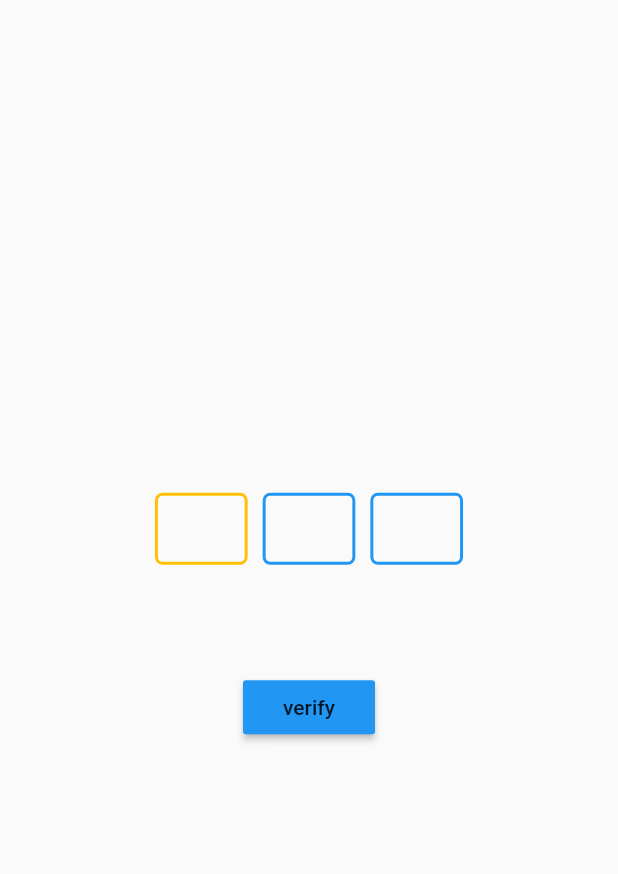
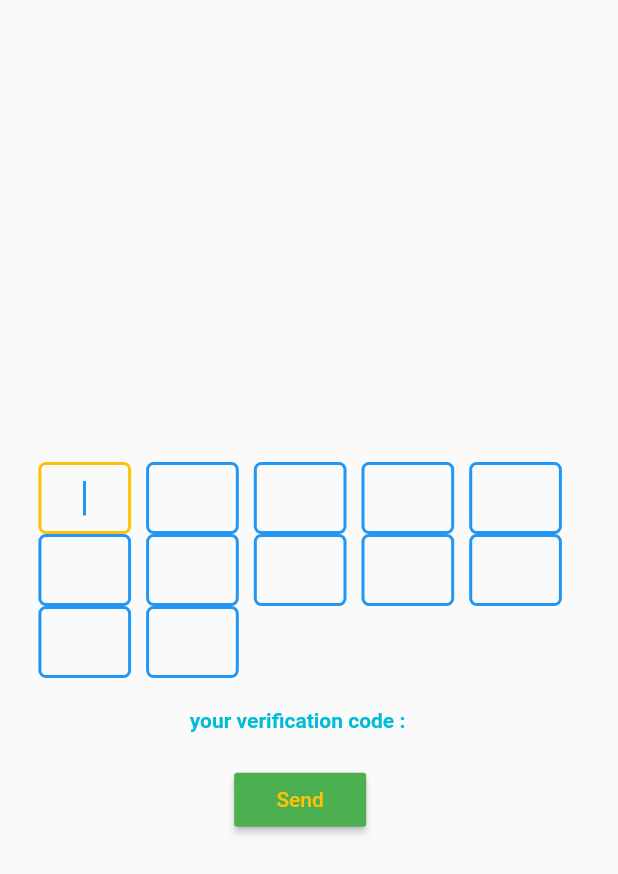
Before and after one commit to AhkamKhalaaf/otp_sample, a Flutter app: the screen it shows after launch, on a phone screen of 412 x 824 dp. Shown: the top 874 px of the screen. Run offline on Flutter 3.47's test engine with Material 2 defaults, Android fonts, the phone set to English and light mode, and no system bars.

Commit message:
more custmizable

```diff
--- a/lib/main.dart
+++ b/lib/main.dart
@@ -1,5 +1,5 @@
 import 'package:flutter/material.dart';
-import 'views/home_page.dart';
+import 'otp_view/home_page.dart';
 
 void main() {
   runApp(const MyApp());
@@ -7,6 +7,7 @@ void main() {
 
 class MyApp extends StatelessWidget {
   const MyApp({Key? key}) : super(key: key);
+
   @override
   Widget build(BuildContext context) {
     return MaterialApp(
@@ -14,7 +15,7 @@ class MyApp extends StatelessWidget {
       theme: ThemeData(
         primarySwatch: Colors.blue,
       ),
-      home:const HomePage(),
+      home: const HomePage(),
     );
   }
 }
--- /dev/null
+++ b/lib/otp_view/home_page.dart
@@ -0,0 +1,29 @@
+import 'package:flutter/material.dart';
+import 'opt_form_ui.dart';
+
+class HomePage extends StatelessWidget {
+  const HomePage({Key? key}) : super(key: key);
+
+  @override
+  Widget build(BuildContext context) {
+    return Scaffold(
+      resizeToAvoidBottomInset: true,
+      body: OptFormUi(
+        numberDigits: 12,
+        backGroundColor: Colors.transparent,
+        borderRadius: 5.0,
+        enabledColorBorder: Colors.blue,
+        focusColorBorder: Colors.amber,
+        textColorVerifyButton: Colors.amber,
+        verifyText: 'Send',
+        backColorVerifyButton: Colors.green,
+        formValueColor: Colors.deepPurpleAccent,
+        textFormValueHintColor: Colors.cyan,
+        textFormValueHint: 'your verification code : ',
+        buttonAction: () {
+          print('helllo');
+        },
+      ),
+    );
+  }
+}
--- /dev/null
+++ b/lib/otp_view/opt_form_ui.dart
@@ -0,0 +1,148 @@
+import 'package:flutter/material.dart';
+import 'otp_text_field.dart';
+
+class OptFormUi extends StatefulWidget {
+  const OptFormUi(
+      {Key? key,
+      required this.numberDigits,
+      this.labelColor = Colors.black,
+      this.backGroundColor = Colors.white,
+      required this.enabledColorBorder,
+      required this.focusColorBorder,
+      required this.borderRadius,
+      this.verifyText = 'Verify',
+      this.backColorVerifyButton = Colors.blue,
+      this.textColorVerifyButton = Colors.white,
+      this.textFormValueHint = '',
+      this.formValueColor = Colors.black,
+      this.textFormValueHintColor = Colors.black,
+      required this.buttonAction})
+      : super(key: key);
+  final int numberDigits;
+  final Color focusColorBorder;
+  final Color enabledColorBorder;
+  final Color backGroundColor;
+  final double borderRadius;
+  final Color labelColor;
+  final String verifyText;
+  final Color backColorVerifyButton;
+  final Color textColorVerifyButton;
+  final Color formValueColor;
+  final String textFormValueHint;
+  final Color textFormValueHintColor;
+  final Function buttonAction;
+
+  @override
+  State<OptFormUi> createState() => _OptFormUiState();
+}
+
+class _OptFormUiState extends State<OptFormUi> {
+  List<TextEditingController> keysController = [];
+  List<FocusNode> focusNodes = [];
+  String valueText = '';
+  final formKey = GlobalKey<FormState>();
+
+  initFormControl(int numberDigits) {
+    for (int i = 0; i < numberDigits; i++) {
+      var focusNode$i = FocusNode();
+      keysController.add(TextEditingController());
+      focusNodes.add(focusNode$i);
+    }
+  }
+
+  @override
+  void initState() {
+    // TODO: implement initState
+    super.initState();
+    initFormControl(widget.numberDigits);
+  }
+
+  @override
+  Widget build(BuildContext context) {
+    Size sizeScreen = MediaQuery.of(context).size;
+    return Container(
+      padding: EdgeInsets.only(
+          left: sizeScreen.width * 0.05,
+          right: sizeScreen.width * 0.05,
+          top: sizeScreen.width * 0.1,
+          bottom: MediaQuery.of(context).viewInsets.bottom),
+      child: Column(
+        mainAxisSize: MainAxisSize.max,
+        mainAxisAlignment: MainAxisAlignment.center,
+        crossAxisAlignment: CrossAxisAlignment.center,
+        children: [
+          Form(
+            key: formKey,
+            child: Wrap(
+              children: List<Widget>.generate(widget.numberDigits, (index) {
+                return OtpTextField(
+                    backGroundColor: widget.backGroundColor,
+                    nextFocusNode: index == widget.numberDigits - 1
+                        ? FocusNode()
+                        : focusNodes[index + 1],
+                    ownFocusNode: focusNodes[index],
+                    labelColor: widget.labelColor,
+                    textEditingController: keysController[index],
+                    context: context,
+                    //isFirst: index == 0 ? true : false,
+                    autoFocus: index == 0 ? true : false,
+                    borderRadius: widget.borderRadius,
+                    enabledColorBorder: widget.enabledColorBorder,
+                    focusColorBorder: widget.focusColorBorder,
+                    //   isLast: index == widget.numberDigits - 1 ? true : false,
+                    sizeScreen: sizeScreen);
+              }),
+            ),
+          ),
+          SizedBox(
+            height: sizeScreen.width * 0.05,
+          ),
+          RichText(
+            text: TextSpan(
+              text: widget.textFormValueHint,
+              style: TextStyle(
+                  color: widget.textFormValueHintColor,
+                  fontWeight: FontWeight.bold),
+              children: <TextSpan>[
+                TextSpan(
+                    text: valueText,
+                    style: TextStyle(
+                        fontWeight: FontWeight.bold,
+                        color: widget.formValueColor,
+                        letterSpacing: 2.0)),
+              ],
+            ),
+          ),
+          SizedBox(
+            height: sizeScreen.width * 0.05,
+          ),
+          MaterialButton(
+            color: widget.backColorVerifyButton,
+            onPressed: () {
+              findValueOfOtp();
+            },
+            child: Text(
+              widget.verifyText,
+              style: TextStyle(color: widget.textColorVerifyButton),
+            ),
+          )
+        ],
+      ),
+    );
+  }
+
+  findValueOfOtp() {
+    FocusScope.of(context).unfocus();
+    valueText = '';
+    if (!formKey.currentState!.validate()) {
+      return;
+    }
+    formKey.currentState!.save();
+
+    for (var element in keysController) {
+      valueText = valueText + element.text;
+    }
+    setState(() {});
+    widget.buttonAction();
+  }
+}
--- a/lib/views/otp_text_field.dart
+++ b/lib/otp_view/otp_text_field.dart
@@ -38,12 +38,13 @@ class OtpTextField extends StatelessWidget {
             return '';
           }
           return null;
-        },focusNode: ownFocusNode,
+        },
+        focusNode: ownFocusNode,
         autofocus: true,
-        showCursor: false,  textInputAction: TextInputAction.next,
+        textInputAction: TextInputAction.next,
         readOnly: false,
         onFieldSubmitted: (value) {
-           FocusScope.of(context).requestFocus(nextFocusNode);
+          FocusScope.of(context).requestFocus(nextFocusNode);
         },
 
         // onChanged: (value) {
@@ -54,7 +55,8 @@ class OtpTextField extends StatelessWidget {
         //       value: value);
         // },
         textAlign: TextAlign.center,
-        style:   TextStyle(fontWeight: FontWeight.bold, fontSize: 20.0,color: labelColor),
+        style: TextStyle(
+            fontWeight: FontWeight.bold, fontSize: 20.0, color: labelColor),
         maxLength: 1,
         controller: textEditingController,
         decoration: InputDecoration(
--- a/lib/views/home_page.dart
+++ /dev/null
@@ -1,20 +0,0 @@
-import 'package:flutter/material.dart';
-
-import 'opt_form_ui.dart';
-
-class HomePage extends StatelessWidget {
-  const HomePage({Key? key}) : super(key: key);
-
-  @override
-  Widget build(BuildContext context) {
-    return const Scaffold(
-      body: OptFormUi(
-          numberDigits: 3,
-          backGroundColor: Colors.transparent,
-          borderRadius: 5.0,
-          enabledColorBorder: Colors.blue,
-          focusColorBorder: Colors.amber,
-          labelColor: Colors.blue),
-    );
-  }
-}
--- a/lib/views/opt_form_ui.dart
+++ /dev/null
@@ -1,115 +0,0 @@
-import 'package:flutter/material.dart';
-
-import 'otp_text_field.dart';
-
-class OptFormUi extends StatefulWidget {
-  const OptFormUi({Key? key,
-    required this.numberDigits,
-    required this.labelColor,
-    this.backGroundColor = Colors.white,
-    required this.enabledColorBorder,
-    required this.focusColorBorder,
-    required this.borderRadius})
-      : super(key: key);
-  final int numberDigits;
-  final Color focusColorBorder;
-  final Color enabledColorBorder;
-  final Color backGroundColor;
-  final double borderRadius;
-  final Color labelColor;
-
-  @override
-  State<OptFormUi> createState() => _OptFormUiState();
-}
-
-class _OptFormUiState extends State<OptFormUi> {
-  List<TextEditingController> keysController = [];
-  List<FocusNode> focusNodes = [];
-  String valueText = '';
-  final formKey = GlobalKey<FormState>();
-
-  initControllers(int numberDigits) {
-    for (int i = 0; i < numberDigits; i++) {
-      var focusNode$i = FocusNode();
-      keysController.add(TextEditingController());
-      focusNodes.add(focusNode$i);
-    }
-  }
-
-  @override
-  void initState() {
-    // TODO: implement initState
-    super.initState();
-    initControllers(widget.numberDigits);
-  }
-
-  @override
-  Widget build(BuildContext context) {
-    Size sizeScreen = MediaQuery
-        .of(context)
-        .size;
-
-    return Center(
-      child: Padding(
-        padding: EdgeInsets.all(sizeScreen.width * 0.05),
-        child: Column(
-          mainAxisAlignment: MainAxisAlignment.center,
-          crossAxisAlignment: CrossAxisAlignment.center,
-          children: [
-            SizedBox(
-                height: sizeScreen.width * 0.2,
-                child: Form(
-                  key: formKey,
-                  child: Wrap(
-                    children:
-                    List<Widget>.generate(widget.numberDigits, (index) {
-                      return OtpTextField(backGroundColor: widget.backGroundColor,
-                          nextFocusNode: index == widget.numberDigits - 1 ?FocusNode():focusNodes[index+1],
-                          ownFocusNode: focusNodes[index],
-                          labelColor: widget.labelColor,
-                          textEditingController: keysController[index],
-                          context: context,
-                          //isFirst: index == 0 ? true : false,
-                          autoFocus: index == 0 ? true : false,
-                          borderRadius: widget.borderRadius,
-                          enabledColorBorder: widget.enabledColorBorder,
-                          focusColorBorder: widget.focusColorBorder,
-                          //   isLast: index == widget.numberDigits - 1 ? true : false,
-                          sizeScreen: sizeScreen);
-                    }),
-                  ),
-                )),
-            SizedBox(
-              height: sizeScreen.width * 0.025,
-            ),
-            SizedBox(
-              height: sizeScreen.width * 0.025,
-            ),
-            Text(valueText),
-            MaterialButton(
-              color: Colors.blue,
-              onPressed: () {
-                findValueOfOtp();
-              },
-              child: const Text('verify'),
-            )
-          ],
-        ),
-      ),
-    );
-  }
-
-  findValueOfOtp() {
-    FocusScope.of(context).unfocus();
-    valueText = '';
-    if (!formKey.currentState!.validate()) {
-      return;
-    }
-    formKey.currentState!.save();
-
-    for (var element in keysController) {
-      valueText = valueText + element.text;
-    }
-    setState(() {});
-  }
-}
```
